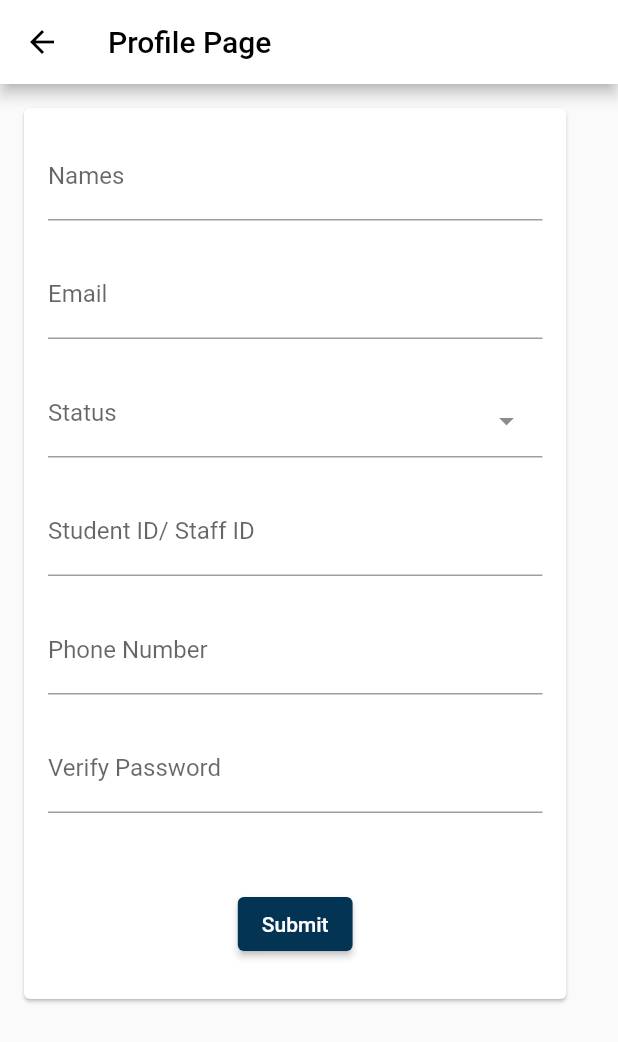
After one commit to AymanAziz/AttendanceApp, a Flutter app: the StudentDashboard screen opened directly, item 2 of the bottom bar chosen, after a tap on "Profile", on a phone screen of 412 x 824 dp. The commit adds this screen. Shown: the top 1042 px of the screen. Run offline on Flutter 3.47's test engine with Material 2 defaults, Android fonts, the phone set to English and light mode, and no system bars; drawn by our look-alikes of select_form_field; our stand-ins replace bloc, cloud_firestore, email_validator, equatable, firebase_auth, firebase_core and 6 more; missing offline and left inert: firebase_app_check, flutter_barcode_scanner, flutter_picker; accounts and stored records are empty.

Commit message:
Error kat List<attendance> not sure why

```diff
--- a/lib/BusinessLogic_Layer/AttendanceBloc/attendance_bloc.dart
+++ b/lib/BusinessLogic_Layer/AttendanceBloc/attendance_bloc.dart
@@ -4,7 +4,10 @@ import 'package:attandance_app/Data_Layer/Model/AttendanceModel/attendanceModel.
 import 'package:attandance_app/Data_Layer/Provider/AttendanceProvider/AttendanceProvider.dart';
 import 'package:bloc/bloc.dart';
 import 'package:cloud_firestore/cloud_firestore.dart';
+import 'package:equatable/equatable.dart';
 import 'package:meta/meta.dart';
+import '../../Data_Layer/Model/UserModel/userModel.dart';
+import '../../Data_Layer/Provider/UserProvider/UserProvider.dart';
 
 part 'attendance_event.dart';
 part 'attendance_state.dart';
@@ -12,10 +15,18 @@ part 'attendance_state.dart';
 class AttendanceBloc extends Bloc<AttendanceEvent, AttendanceState> {
   AttendanceBloc() : super(AttendanceInitial()) {
     final AttendanceDbProvider attendanceDbProvider = AttendanceDbProvider();
+    final UserdbProvider  userDbProvider =UserdbProvider();
     // on<GetAttendanceData>((event, emit) async {
     //   emit(AttendanceLoading());
     //   final attendanceList = await attendanceDbProvider.getDataToday();
     //   emit(AttendanceListTodayLoaded(attendanceList));
     // });
+
+    on<GetIndividualAttendanceData>((event, emit) async {
+      emit(AttendanceLoading());
+      final userdata = await userDbProvider.checkUserData();
+      final attendanceData = await attendanceDbProvider.getUserAttendanceProvider(event.email);
+      emit(AttendanceIndividualLoaded(userdata, attendanceData));
+    });
   }
 }
--- a/lib/BusinessLogic_Layer/AttendanceBloc/attendance_event.dart
+++ b/lib/BusinessLogic_Layer/AttendanceBloc/attendance_event.dart
@@ -1,9 +1,21 @@
 part of 'attendance_bloc.dart';
 
 @immutable
-abstract class AttendanceEvent {
-  @override
-  List<Object> get props => [];
+abstract class AttendanceEvent extends Equatable {
+  const AttendanceEvent();
 }
 class GetAttendanceData extends AttendanceEvent {
+  @override
+  // TODO: implement props
+  List<Object?> get props => throw UnimplementedError();
+
 }
+
+class GetIndividualAttendanceData extends AttendanceEvent{
+  final String email;
+  const GetIndividualAttendanceData(this.email);
+
+  @override
+  List<Object?> get props => [email];
+
+}
--- a/lib/BusinessLogic_Layer/CheckUser/checkUserStatus.dart
+++ b/lib/BusinessLogic_Layer/CheckUser/checkUserStatus.dart
@@ -1,3 +1,4 @@
+import 'package:attandance_app/Presentation_Layer/Screens/Student/Home/StudentHomeScreen.dart';
 import 'package:firebase_auth/firebase_auth.dart';
 import 'package:flutter/material.dart';
 import 'package:flutter/widgets.dart';
@@ -19,7 +20,7 @@ Widget checkUser() {
           switch (userStatus.data) {
             case "Student":
               {
-                return const HomeScreen();
+                return const StudentHomeScreen();
               }
             default:
               {
--- a/lib/BusinessLogic_Layer/UserBloc/user_bloc.dart
+++ b/lib/BusinessLogic_Layer/UserBloc/user_bloc.dart
@@ -35,7 +35,6 @@ class UserBloc extends Bloc<UserEvent, UserState> {
 
 
 
-
     on<GetUserUpdateDb>((event, emit) async {
       await  userDbProvider.addUserData(event.userModel);
       await  userDbProvider.addUserDataSQLite(event.userModelSqlite);
--- a/lib/BusinessLogic_Layer/UserBloc/user_event.dart
+++ b/lib/BusinessLogic_Layer/UserBloc/user_event.dart
@@ -30,6 +30,14 @@ class GetUserUpdateDb extends UserEvent {
   @override
   List<Object> get props => [userModel,userModelSqlite];
 }
+
+class GetUserWithEmail extends UserEvent{
+  final String email;
+  const GetUserWithEmail(this.email);
+  @override
+  List<Object> get props => [email];
+}
+
 class CountUserFireStore extends UserEvent
 {}
 
--- a/lib/Data_Layer/Provider/AttendanceProvider/AttendanceProvider.dart
+++ b/lib/Data_Layer/Provider/AttendanceProvider/AttendanceProvider.dart
@@ -1,12 +1,16 @@
 
 
 import 'package:attandance_app/Data_Layer/Model/AttendanceModel/attendanceModel.dart';
+import 'package:attandance_app/Data_Layer/Model/UserModel/userModel.dart';
+import 'package:attandance_app/Data_Layer/Repository/SQliteRepository/SQliteRepository.dart';
 import 'package:cloud_firestore/cloud_firestore.dart';
 
 import '../../Repository/AttendanceRepository/AttendanceRepository.dart';
+import '../../Repository/AttendanceRepository/AttendanceRepositorySQLite.dart';
 
 class AttendanceDbProvider {
   final AttendanceRepository attendanceRepository = AttendanceRepository();
+  SqliteDatabase sqliteDatabase = SqliteDatabase.instance;
 
   //get attendance
   Future addUserDataToday() async {
@@ -17,6 +21,11 @@ class AttendanceDbProvider {
     return attendanceRepository.countUser();
   }
 
+  Future getUserAttendanceProvider(String email) async{
+    sqliteDatabase.getUserAttendance(email);
+
+  }
+
   //get list attendance
   // Future<List<AttendanceModel>>  getDataToday() async {
   //   return attendanceRepository.getAttendance();
--- a/lib/Data_Layer/Provider/UserProvider/UserProvider.dart
+++ b/lib/Data_Layer/Provider/UserProvider/UserProvider.dart
@@ -28,4 +28,6 @@ class UserdbProvider {
     return sqliteDatabase.createUser(userModelSqlite);
   }
 
+
+
 }
--- a/lib/Data_Layer/Repository/SQliteRepository/SQliteRepository.dart
+++ b/lib/Data_Layer/Repository/SQliteRepository/SQliteRepository.dart
@@ -2,12 +2,12 @@ import 'package:firebase_auth/firebase_auth.dart';
 import 'package:sqflite/sqflite.dart';
 import 'package:path/path.dart';
 
+import '../../Model/AttendanceModel/attendanceModel.dart';
 import '../../Model/UserModel/userModel.dart';
 import '../UserRepository/UserRepository.dart';
 
 
-class SqliteDatabase
-{
+class SqliteDatabase {
   static final SqliteDatabase instance = SqliteDatabase._init();
   static Database? _database;
   SqliteDatabase._init();
@@ -58,6 +58,15 @@ class SqliteDatabase
         ' ');
 
 
+  }
+  Future<List<AttendanceSQLModel>> getUserAttendance(String email) async {
+    final db = await instance.database;
+
+    final attendanceSQLData = await db.query('Attendance',
+        orderBy: 'date', where: 'email=?', whereArgs: [email]);
+    return attendanceSQLData
+        .map((json) => AttendanceSQLModel.fromJson(json))
+        .toList();
   }
 
   Future<userModelSQLite> getUserDetails() async {
--- a/lib/Presentation_Layer/Screens/AttendanceAdmin/testGetListAttendance.dart
+++ b/lib/Presentation_Layer/Screens/AttendanceAdmin/testGetListAttendance.dart
@@ -48,7 +48,7 @@ class _TestGetAttendanceListState extends State<TestGetAttendanceList> {
             DateTime? aa = (picker.adapter as DateTimePickerAdapter).value;
             selectDateDatabase = formatter.format(aa!);
             print('ini data kt db $selectDateDatabase');
-            selectDate = formatter.format(aa!);
+            selectDate = formatter.format(aa);
             hideWidget();
           });
           // print((picker.adapter as DateTimePickerAdapter).value);
--- /dev/null
+++ b/lib/Presentation_Layer/Screens/Student/Home/StudentHomeScreen.dart
@@ -0,0 +1,61 @@
+import 'package:attandance_app/BusinessLogic_Layer/AttendanceBloc/attendance_bloc.dart';
+import 'package:attandance_app/BusinessLogic_Layer/UserBloc/user_bloc.dart';
+import 'package:firebase_auth/firebase_auth.dart';
+import 'package:flutter/material.dart';
+import 'package:flutter_bloc/flutter_bloc.dart';
+import 'package:flutter/cupertino.dart';
+
+class StudentHomeScreen extends StatefulWidget{
+  const StudentHomeScreen({super.key});
+
+  @override
+  State<StatefulWidget> createState() => _StudentHomeScreen();
+
+}
+
+class _StudentHomeScreen extends State<StudentHomeScreen>{
+  final user = FirebaseAuth.instance.currentUser!;
+  final AttendanceBloc attendanceBloc = AttendanceBloc();
+  final _formKey = GlobalKey<FormState>();
+
+  @override
+  void initState(){
+    attendanceBloc.add(GetIndividualAttendanceData(user.email!));
+    super.initState();
+  }
+
+  @override
+  Widget build(BuildContext context) {
+    return Scaffold(
+      body: Padding(
+        padding: const EdgeInsets.symmetric(horizontal: 40),
+        child: BlocProvider(
+          create: ((context){
+            return attendanceBloc;
+          }),
+          child: BlocBuilder<AttendanceBloc, AttendanceState>(
+            builder: (context, state){
+              if (state is AttendanceInitial) {
+
+                return const Center(child: CircularProgressIndicator(color: Colors.red,));
+
+              } else if (state is AttendanceLoading) {
+                return const Center(child: CircularProgressIndicator());
+
+              }else if(state is AttendanceIndividualLoaded){
+                if(state.attendanceModel.length == 0){
+                  return const Center(child: Text("No History"));
+                }else{
+                  return Text(state.userdata.email);
+                }
+              }else{
+                return const Center(child: Text("No data"));
+              }
+            },
+          ),
+        ),
+      ),
+    );
+  }
+
+}
--- /dev/null
+++ b/lib/Presentation_Layer/Screens/Student/Setting/StudentProfile.dart
@@ -0,0 +1,289 @@
+import 'package:cloud_firestore/cloud_firestore.dart';
+import 'package:email_validator/email_validator.dart';
+import 'package:firebase_auth/firebase_auth.dart';
+import 'package:flutter/material.dart';
+import 'package:flutter/widgets.dart';
+import 'package:select_form_field/select_form_field.dart';
+
+import '../../../../BusinessLogic_Layer/UserBloc/user_bloc.dart';
+import '../../../../Data_Layer/Model/UserModel/userModel.dart';
+import '../../../../Data_Layer/Repository/UserRepository/UserRepository.dart';
+
+class StudentProfile extends StatefulWidget {
+  const StudentProfile({Key? key}) : super(key: key);
+
+  @override
+  State<StudentProfile> createState() => _StudentProfile();
+}
+
+class _StudentProfile extends State<StudentProfile> {
+
+  //declare bloc
+  final UserBloc userBloc = UserBloc();
+
+  //form
+  final _formKey = GlobalKey<FormState>();
+
+  TextEditingController email = TextEditingController();
+  TextEditingController isStudent = TextEditingController();
+  TextEditingController telNumber = TextEditingController();
+  TextEditingController userID = TextEditingController();
+  TextEditingController username = TextEditingController();
+  TextEditingController verPassword = TextEditingController();
+
+  final List<Map<String, dynamic>> _items = [
+    {
+      'value': 'Student',
+      'label': 'Student',
+    },
+    {
+      'value': 'Admin',
+      'label': 'Admin',
+    },];
+
+  final user = FirebaseAuth.instance.currentUser!;
+  @override
+  Widget build(BuildContext context) {
+    //80% of screen width
+    double cWidth = MediaQuery.of(context).size.width * 0.8;
+
+    return SafeArea(child: Scaffold(
+      appBar: AppBar(title: const Text('Profile Page'),
+        backgroundColor: Colors.white,
+        foregroundColor: Colors.black,),
+      body: StreamBuilder<DocumentSnapshot>(stream: UserRepository().specificUser(),
+          builder: (context, AsyncSnapshot<DocumentSnapshot> snapshot) {
+            if (snapshot.connectionState == ConnectionState
+                .active) {
+              if (!snapshot.hasData) {
+                return const Center(child: CircularProgressIndicator());
+              }
+              else
+              {
+                var userDocument = snapshot.data;
+                username.text = userDocument!["username"];
+                userID.text = userDocument["userID"];
+                email.text = userDocument["email"];
+                telNumber.text = userDocument["telNumber"];
+                isStudent.text = userDocument["isStudent"];
+
+
+                // return Text(userDocument!["email"]);
+                return SingleChildScrollView(
+                  child: Padding(
+                    padding: const EdgeInsets.all(12),
+                    child: Card(
+                        elevation: 1,
+                        child:  Form(
+                            key: _formKey,
+                            child: Padding(padding: const EdgeInsets.all(16),child: Column(
+                              mainAxisAlignment: MainAxisAlignment.start,
+                              children: [
+                                SizedBox(
+                                  width: cWidth,
+                                  child: TextFormField(
+                                    controller: username,
+                                    decoration: const InputDecoration(
+                                      border: UnderlineInputBorder(),
+                                      labelText: 'Names',
+                                    ),
+                                    validator: (value) {
+                                      if (value == null || value.isEmpty) {
+                                        return 'Please enter name';
+                                      }
+                                      return null;
+                                    },
+                                    onSaved: (value) => username.text = value!,
+                                  ),
+                                ),//name
+                                const SizedBox(
+                                  height: 20,
+                                ),
+                                SizedBox(
+                                  width: cWidth,
+                                  child: TextFormField(
+                                    controller: email,
+                                    decoration: const InputDecoration(
+                                      border: UnderlineInputBorder(),
+                                      labelText: 'Email',
+                                    ),
+                                    validator: (value) {
+                                      return value != null && !EmailValidator.validate(value)
+                                          ? 'Please enter valid email'
+                                          : null;
+                                    },
+                                  ),
+                                ),//email
+
+                                const SizedBox(
+                                  height: 20,
+                                ),
+                                SizedBox(
+                                  width: cWidth,
+                                  child: SelectFormField(
+                                    type: SelectFormFieldType.dropdown,
+                                    labelText: 'Status',
+                                    controller: isStudent.text.isEmpty?null:isStudent,
+                                    items: _items,
+                                    onChanged: (val) => isStudent.text = val,
+                                    onSaved: (val) => isStudent.text = val!,
+                                    validator: (value) {
+                                      if (value == null || value.isEmpty) {
+                                        return 'Please select Status';
+                                      }
+                                      isStudent.text = value;
+                                      return null;
+                                    },
+                                  ),
+                                ) ,//gender
+                                const SizedBox(
+                                  height: 20,
+                                ),
+                                SizedBox(
+                                  width: cWidth,
+                                  child: TextFormField(
+                                    keyboardType: TextInputType.number,
+                                    controller: userID,
+                                    decoration: const InputDecoration(
+                                      border: UnderlineInputBorder(),
+                                      labelText: 'Student ID/ Staff ID',
+                                    ),
+                                    validator: (value) {
+                                      if (value == null || value.isEmpty) {
+                                        return 'Please enter Student ID/ Staff ID';
+                                      }
+                                      userID.text = value.toString();
+                                      return null;
+                                    },
+                                  ),
+                                ),//userID
+                                const SizedBox(
+                                  height: 20,
+                                ),
+                                SizedBox(
+                                  width: cWidth,
+                                  child: TextFormField(
+                                    controller: telNumber,
+                                    decoration: const InputDecoration(
+                                      border: UnderlineInputBorder(),
+                                      labelText: 'Phone Number',
+                                    ),
+                                    validator: (value) {
+                                      if (value == null || value.isEmpty) {
+                                        return 'Please enter phone Number';
+                                      }
+                                      telNumber.text = value;
+                                      return null;
+                                    },
+                                  ),
+                                ),//notel
+                                const SizedBox(
+                                  height: 20,
+                                ),
+                                SizedBox(
+                                  width: cWidth,
+                                  child: TextFormField(
+                                    controller: verPassword,
+                                    obscureText: true,
+                                    decoration: const InputDecoration(
+                                      border: UnderlineInputBorder(),
+                                      labelText: 'Verify Password',
+                                    ),
+                                    validator: (value) {
+                                      if (value == null || value.isEmpty) {
+                                        return 'Please enter your password before adding profile information.';
+                                      }
+                                      verPassword.text = value;
+                                      return null;
+                                    },
+                                  ),
+                                ),
+                                const SizedBox(
+                                  height: 20,
+                                ),
+                                Padding(
+                                  padding:
+                                  const EdgeInsets.fromLTRB(70, 30, 70, 10),
+                                  child: ElevatedButton(
+
+                                    onPressed: () async {
+                                      if (_formKey.currentState!.validate()) {
+                                        try{
+                                          _formKey.currentState!.save();
+
+                                          await FirebaseAuth.instance.signInWithEmailAndPassword(
+                                            email: user.email!,
+                                            password: verPassword.text,
+                                          );
+
+                                          user.updateEmail(email.text).then((_){
+                                            UserModel usermodel = UserModel(
+                                              email: user.email!,
+                                              name:  username.text,
+                                              isStudent: isStudent.text,
+                                              telNumber: telNumber.text,
+                                              userID: userID.text,
+                                            );
+
+                                            userModelSQLite userModelSqlite = userModelSQLite(
+                                              username: username.text,
+                                              email: user.email!,
+                                              userID: userID.text,
+                                              telNumber: telNumber.text,
+                                              isStudent: isStudent.text,
+                                            );
+
+                                            //insert data using bloc
+                                            userBloc.add(GetUserUpdateDb(usermodel, userModelSqlite));
+
+
+
+                                            ScaffoldMessenger.of(context).showSnackBar(
+                                              const SnackBar(
+                                                content:
+                                                Text('Data Updated Successfully'),
+                                              ),
+                                            );
+                                            Navigator.pop(context);
+                                          }).catchError((error){
+                                            ScaffoldMessenger.of(context).showSnackBar(
+                                                const SnackBar(content: Text('Please enter your valid password'))
+                                            );
+
+                                            print("Email can't be changed" + error.toString());
+                                            //This might happen, when the wrong password is in, the user isn't found, or if the user hasn't logged in recently.
+                                          });
+                                        }on FirebaseAuthException catch (e) {
+                                          if (e.code == 'user-not-found') {
+                                            ScaffoldMessenger.of(context).showSnackBar(
+                                                const SnackBar(content: Text('No user found'),
+                                                  backgroundColor: Colors.red,
+                                                )
+                                            );
+                                          } else if (e.code == 'wrong-password') {
+                                            ScaffoldMessenger.of(context).showSnackBar(
+                                                const SnackBar(content: Text('Wrong password provided'),
+                                                  backgroundColor: Colors.red,
+                                                )
+                                            );
+                                          }
+                                        }
+                                      }
+                                    },
+                                    child: const Text('Submit'),
+                                  ),
+                                ),
+                              ],
+                            ),))
+                    ),
+                  ),
+                );
+              }
+
+            } else {
+              return Container();
+            }
+          }),
+    ));
+  }
+}
--- /dev/null
+++ b/lib/Presentation_Layer/Screens/Student/Setting/StudentSetting.dart
@@ -0,0 +1,51 @@
+import 'package:attandance_app/Presentation_Layer/Screens/ChangePasswordAdmin/ChangePasswordScreen.dart';
+import 'package:attandance_app/Presentation_Layer/Screens/Student/Setting/StudentProfile.dart';
+import 'package:flutter/cupertino.dart';
+import 'package:flutter/material.dart';
+
+class StudentSetting extends StatefulWidget{
+  const StudentSetting({super.key});
+
+  @override
+  State<StatefulWidget> createState() => _StudentSetting();
+
+}
+
+class _StudentSetting extends State<StudentSetting>{
+  @override
+  Widget build(BuildContext context) {
+    return Scaffold(
+      body: Container(
+        child: ListView(
+          children: [
+            GestureDetector(
+              onTap: (){
+                Navigator.push(
+                  context,
+                  MaterialPageRoute(builder: (context) =>  const StudentProfile()),
+
+                );
+              },
+              child: const Card(
+                child: ListTile(title: Text('Profile'),),
+              ),
+            ),
+            GestureDetector(
+              onTap: (){
+                Navigator.push(
+                  context,
+                  MaterialPageRoute(builder: (context) =>  const ChangePassword()),
+
+                );
+              },
+              child: const Card(
+                child: ListTile(title: Text('ChangePassword'),),
+              ),
+            ),
+          ],
+        ),
+      ),
+    );
+  }
+
+}
--- /dev/null
+++ b/lib/Presentation_Layer/Screens/Student/StudentDashboard.dart
@@ -0,0 +1,55 @@
+import 'package:attandance_app/Presentation_Layer/Screens/Student/Setting/StudentSetting.dart';
+import 'package:flutter/material.dart';
+
+import 'Home/StudentHomeScreen.dart';
+
+class StudentDashboard extends StatefulWidget {
+  const StudentDashboard({Key? key}) : super(key: key);
+
+  @override
+  State<StatefulWidget> createState() => _StudentDashboard();
+}
+
+class _StudentDashboard extends State<StudentDashboard> {
+  PageController _pageController = PageController();
+  List<Widget> _screens = [StudentHomeScreen(), StudentSetting()];
+
+  int _selectedIndex = 0;
+
+  void _onPageChange(int index) {
+    setState(() {
+      _selectedIndex = index;
+    });
+  }
+
+  void _onItemTapped(int selectedIndex) {
+    _pageController.jumpToPage(selectedIndex);
+  }
+
+  @override
+  Widget build(BuildContext context) {
+    return SafeArea(
+        child: Scaffold(
+          body: PageView(
+            controller: _pageController,
+            children: _screens,
+            onPageChanged: _onPageChange,
+            physics: NeverScrollableScrollPhysics(),
+          ),
+          bottomNavigationBar: BottomNavigationBar(
+            onTap: _onItemTapped,
+            items: const <BottomNavigationBarItem>[
+              BottomNavigationBarItem(
+                icon: Icon(Icons.home),
+                label: 'Home',
+              ),
+              BottomNavigationBarItem(
+                  icon: Icon(Icons.settings), label: 'Setting'),
+            ],
+            currentIndex: _selectedIndex,
+            selectedItemColor: Colors.green,
+          ),
+        )
+    );
+  }
+}
```
Also changed, not shown: lib/BusinessLogic_Layer/AttendanceBloc/attendance_state.dart (+13 -1 lines), lib/Data_Layer/Model/AttendanceModel/attendanceModel.dart (+45 -0 lines), lib/Presentation_Layer/Screens/Student/Setting/ChangePasswordScreen.dart (added, +153 -0 lines), pubspec.lock.
